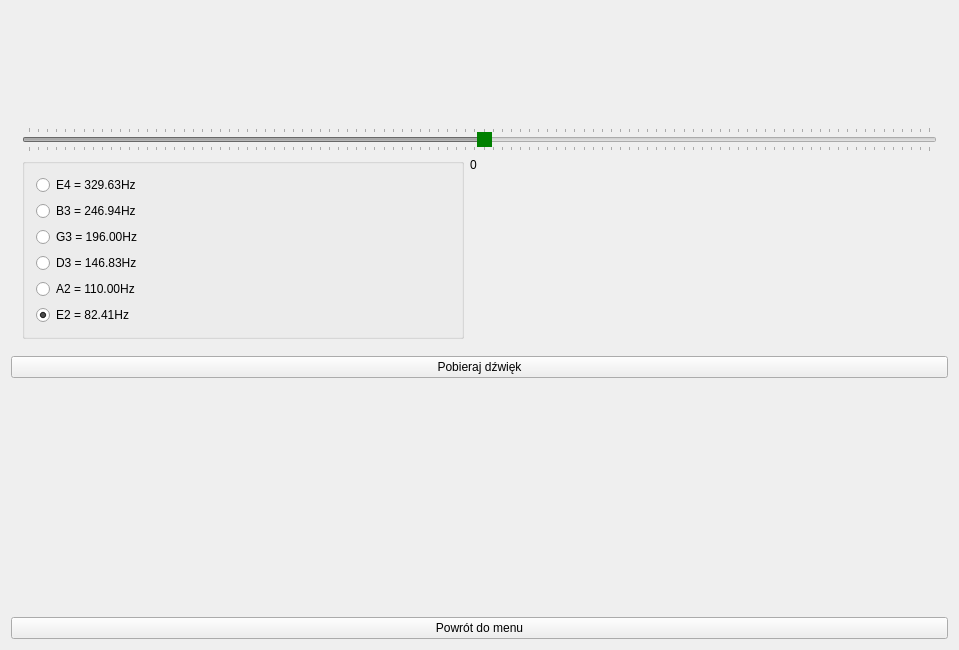
Old version of the form mainwindow.ui in the repository december0123/dzwiekspert.
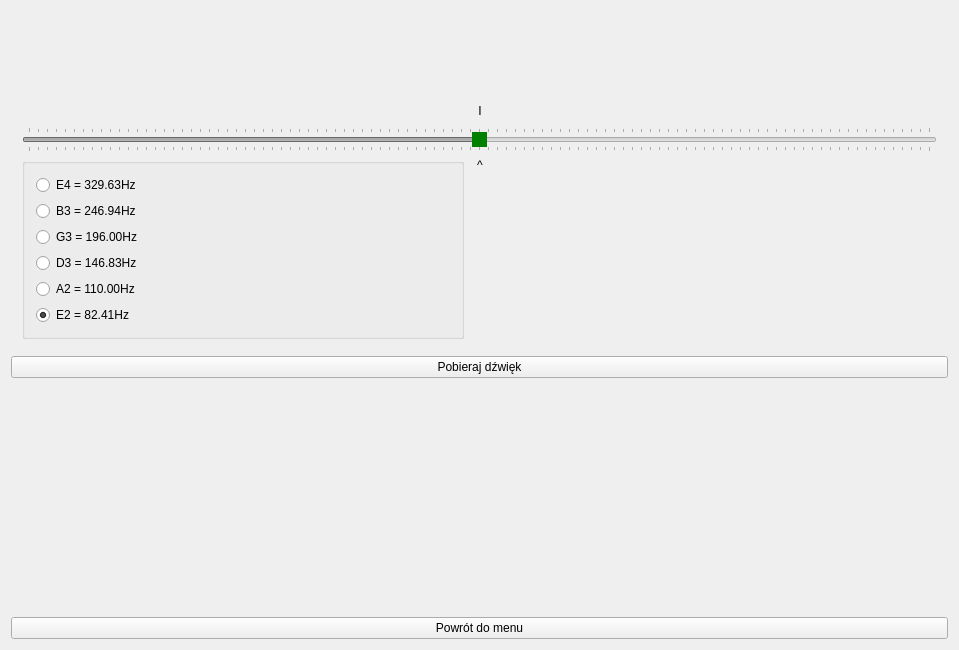
New version of the form. The open tabs and pages were chosen to show the change. Custom widgets are drawn as their Qt base class.

```diff
--- a/mainwindow.ui
+++ b/mainwindow.ui
@@ -312,6 +312,12 @@
           <property name="enabled">
            <bool>false</bool>
           </property>
+          <property name="font">
+           <font>
+            <weight>50</weight>
+            <bold>false</bold>
+           </font>
+          </property>
           <property name="autoFillBackground">
            <bool>true</bool>
           </property>
@@ -336,6 +342,9 @@
 
 }</string>
           </property>
+          <property name="maximum">
+           <number>100</number>
+          </property>
           <property name="value">
            <number>50</number>
           </property>
@@ -354,6 +363,9 @@
           <property name="tickPosition">
            <enum>QSlider::TicksBothSides</enum>
           </property>
+          <property name="tickInterval">
+           <number>0</number>
+          </property>
          </widget>
         </item>
         <item row="1" column="0">
@@ -426,7 +438,7 @@
         <item row="1" column="1">
          <widget class="QLabel" name="note">
           <property name="text">
-           <string/>
+           <string>I</string>
           </property>
           <property name="alignment">
            <set>Qt::AlignCenter</set>
@@ -462,7 +474,10 @@
         <item row="3" column="1">
          <widget class="QLabel" name="currFreq">
           <property name="text">
-           <string>0</string>
+           <string>^</string>
+          </property>
+          <property name="alignment">
+           <set>Qt::AlignCenter</set>
           </property>
          </widget>
         </item>
```
Left out of the diff: 8 changed lines with no effect on the pictures.
